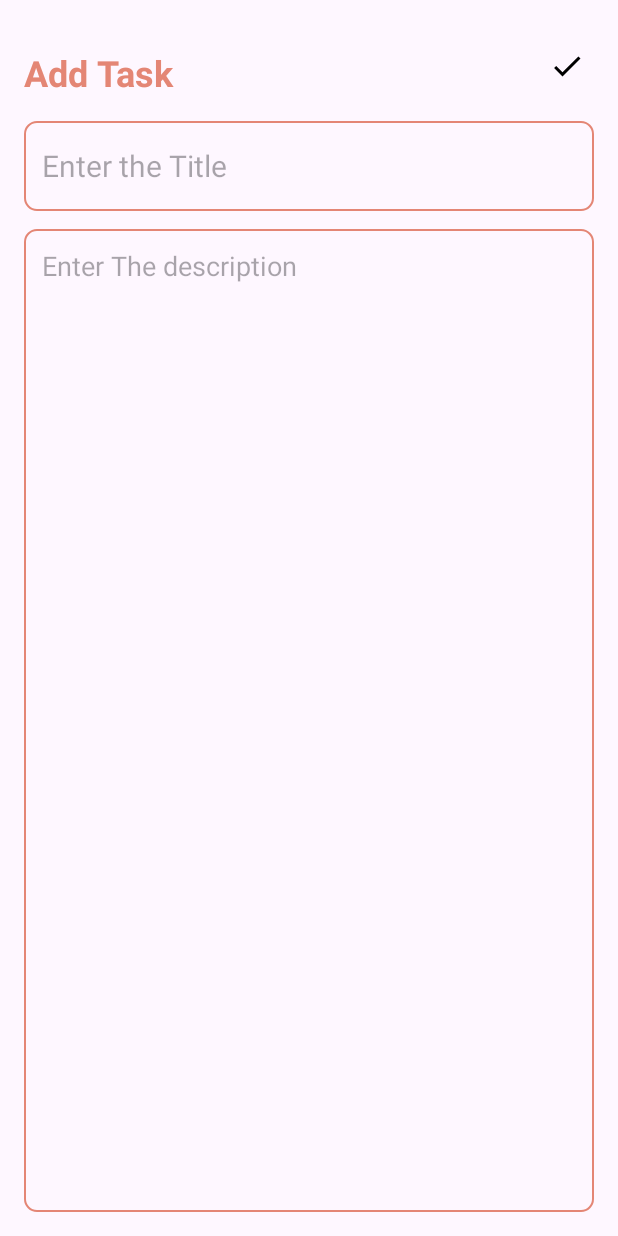
After one commit to Ishara-Sewwandi/DoIt, an Android app: the layout activity_add_task.xml on its own in the app's theme, with its tools: preview values and no code run, on a phone screen of 412 x 824 dp. The commit adds this screen. Run offline under Robolectric (Android 15) with nearby library versions, the phone set to English and light mode, and no system bars.

Commit message:
create add task and all task layout files and import drawable

```diff
--- /dev/null
+++ b/app/src/main/res/drawable/baseline_add_24.xml
@@ -0,0 +1,5 @@
+<vector android:height="24dp" android:tint="#000000"
+    android:viewportHeight="24" android:viewportWidth="24"
+    android:width="24dp" xmlns:android="http://schemas.android.com/apk/res/android">
+    <path android:fillColor="@android:color/white" android:pathData="M19,13h-6v6h-2v-6H5v-2h6V5h2v6h6v2z"/>
+</vector>
--- /dev/null
+++ b/app/src/main/res/drawable/baseline_done_24.xml
@@ -0,0 +1,5 @@
+<vector android:height="24dp" android:tint="#000000"
+    android:viewportHeight="24" android:viewportWidth="24"
+    android:width="24dp" xmlns:android="http://schemas.android.com/apk/res/android">
+    <path android:fillColor="@android:color/white" android:pathData="M9,16.2L4.8,12l-1.4,1.4L9,19 21,7l-1.4,-1.4L9,16.2z"/>
+</vector>
--- /dev/null
+++ b/app/src/main/res/drawable/brown_border.xml
@@ -0,0 +1,12 @@
+<?xml version="1.0" encoding="utf-8"?>
+<shape xmlns:android="http://schemas.android.com/apk/res/android"
+    android:shape="rectangle">
+
+    <stroke
+        android:width="1dp"
+        android:color="@color/brown"/>
+
+    <corners
+        android:radius="8dp"/>
+
+</shape>
--- /dev/null
+++ b/app/src/main/res/layout/activity_add_task.xml
@@ -0,0 +1,56 @@
+<?xml version="1.0" encoding="utf-8"?>
+<RelativeLayout
+    xmlns:android="http://schemas.android.com/apk/res/android"
+    xmlns:app="http://schemas.android.com/apk/res-auto"
+    xmlns:tools="http://schemas.android.com/tools"
+    android:layout_width="match_parent"
+    android:layout_height="match_parent"
+    android:orientation="vertical"
+    android:padding="16dp"
+    tools:context=".AddTask">
+
+    <TextView
+        android:id="@+id/addtask"
+        android:layout_width="wrap_content"
+        android:layout_height="wrap_content"
+        android:layout_alignParentTop="true"
+        android:layout_marginTop="16dp"
+        android:text="Add Task"
+        android:textSize="24sp"
+        android:textStyle="bold"
+        android:textColor="@color/brown"/>
+
+    <ImageView
+        android:id="@+id/addsavebtn"
+        android:layout_width="wrap_content"
+        android:layout_height="wrap_content"
+        android:src="@drawable/baseline_done_24"
+        android:layout_alignParentEnd="true"
+        android:layout_alignTop="@+id/addtask"
+        android:layout_marginEnd="6dp" />
+
+    <EditText
+        android:id="@+id/editTitle"
+        android:layout_width="match_parent"
+        android:layout_height="60dp"
+        android:hint="Enter the Title"
+        android:padding="12dp"
+        android:textSize="20sp"
+        android:layout_below="@id/addtask"
+        android:background="@drawable/brown_border"
+        android:layout_marginTop="16dp"
+        android:maxLines="1"/>
+
+    <EditText
+        android:id="@+id/editContent"
+        android:layout_width="match_parent"
+        android:layout_height="match_parent"
+        android:hint="Enter The description"
+        android:gravity="top"
+        android:padding="12dp"
+        android:textSize="18sp"
+        android:background="@drawable/brown_border"
+        android:layout_below="@id/editTitle"
+        android:layout_marginTop="12dp"/>
+
+</RelativeLayout>
```
Also changed, not shown: app/src/main/res/layout/activity_all_task.xml (+24 -10 lines).
